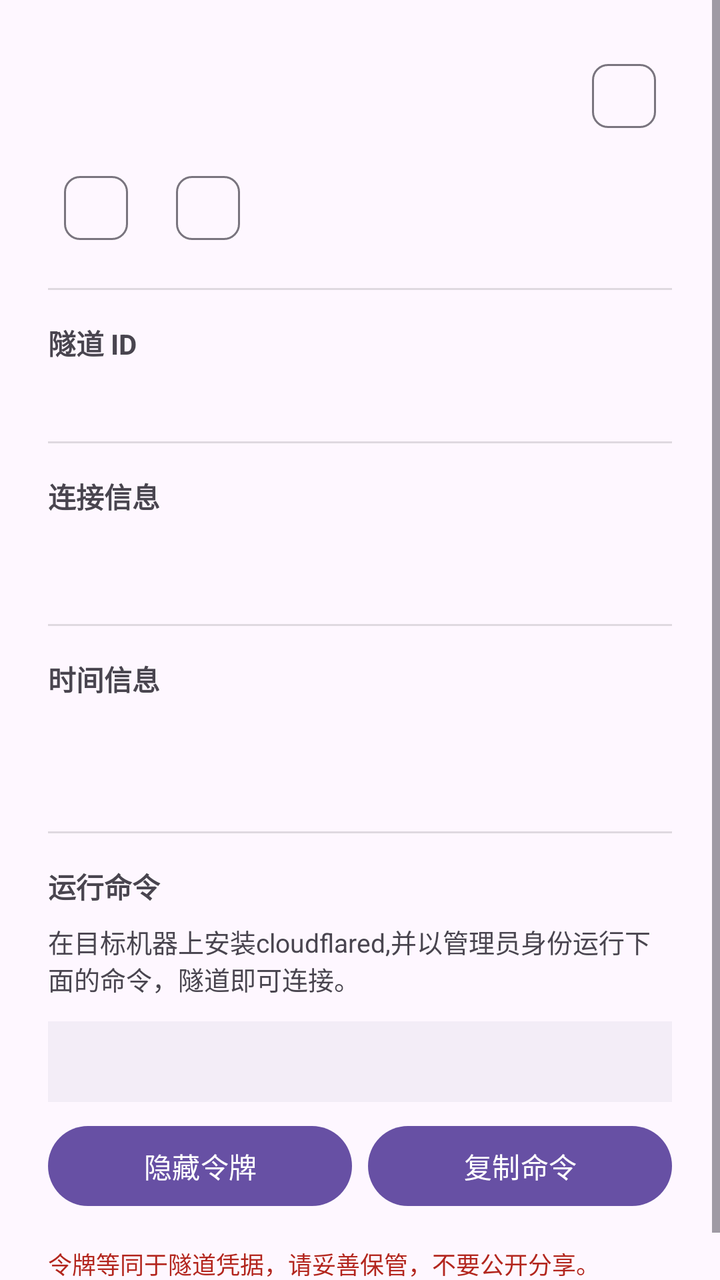
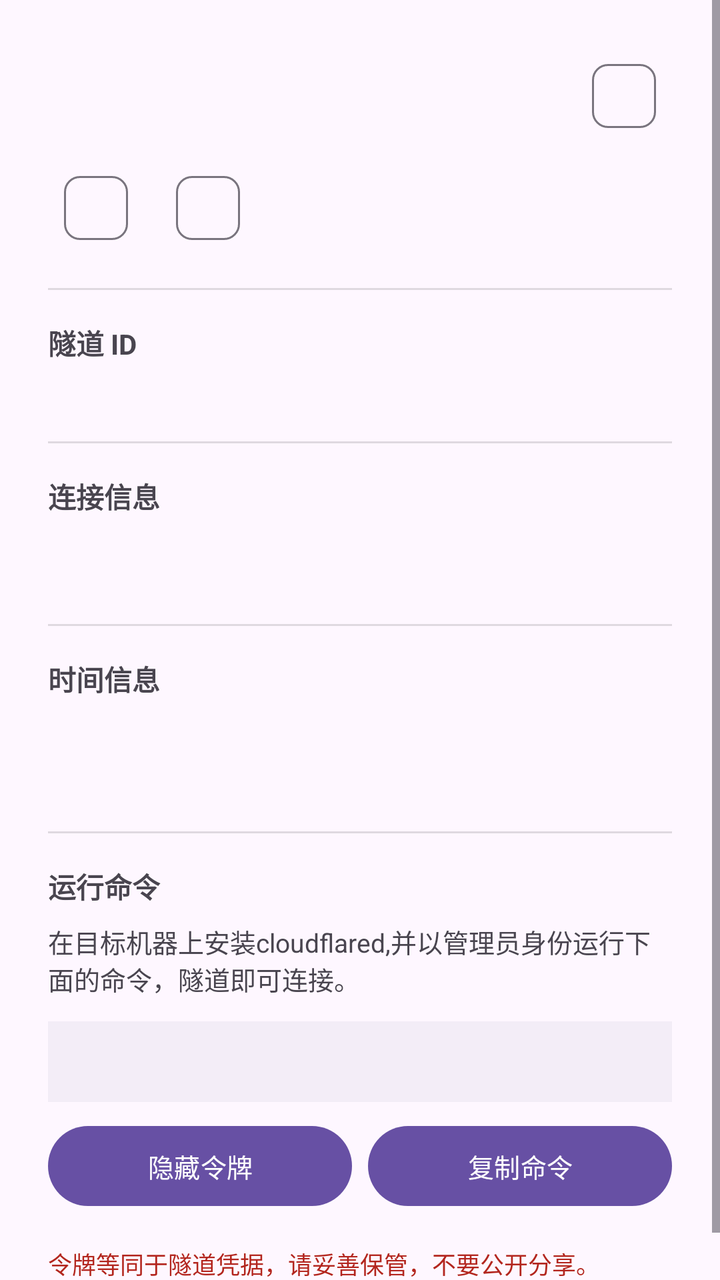

An Android layout rendered at two revisions. The XML below is the earlier revision; the diff shows what the commit changed to produce the second picture.
<!-- AndroidManifest.xml: application theme AppTheme -->
<!-- res/layout/dialog_tunnel_detail.xml -->
<?xml version="1.0" encoding="utf-8"?>
<ScrollView xmlns:android="http://schemas.android.com/apk/res/android"
    xmlns:app="http://schemas.android.com/apk/res-auto"
    android:layout_width="match_parent"
    android:layout_height="wrap_content">

    <LinearLayout
        android:layout_width="match_parent"
        android:layout_height="wrap_content"
        android:orientation="vertical"
        android:padding="24dp">

        
        <LinearLayout
            android:layout_width="match_parent"
            android:layout_height="wrap_content"
            android:orientation="horizontal"
            android:gravity="center_vertical">

            <TextView
                android:id="@+id/tunnelNameText"
                android:layout_width="0dp"
                android:layout_height="wrap_content"
                android:layout_weight="1"
                android:textSize="20sp"
                android:textStyle="bold"
                android:textColor="?android:attr/textColorPrimary" />

            <com.google.android.material.chip.Chip
                android:id="@+id/statusChip"
                android:layout_width="wrap_content"
                android:layout_height="wrap_content"
                style="@style/Widget.Material3.Chip.Assist" />
        </LinearLayout>

        
        <LinearLayout
            android:layout_width="match_parent"
            android:layout_height="wrap_content"
            android:layout_marginTop="8dp"
            android:orientation="horizontal">

            <com.google.android.material.chip.Chip
                android:id="@+id/tunnelTypeChip"
                android:layout_width="wrap_content"
                android:layout_height="wrap_content"
                style="@style/Widget.Material3.Chip.Assist" />

            <com.google.android.material.chip.Chip
                android:id="@+id/configSourceChip"
                android:layout_width="wrap_content"
                android:layout_height="wrap_content"
                android:layout_marginStart="8dp"
                style="@style/Widget.Material3.Chip.Assist" />
        </LinearLayout>

        
        <View
            android:layout_width="match_parent"
            android:layout_height="1dp"
            android:layout_marginVertical="16dp"
            android:background="?android:attr/listDivider" />

        
        <TextView
            android:layout_width="match_parent"
            android:layout_height="wrap_content"
            android:text="隧道 ID"
            android:textSize="14sp"
            android:textStyle="bold"
            android:textColor="?android:attr/textColorSecondary" />

        <TextView
            android:id="@+id/tunnelIdText"
            android:layout_width="match_parent"
            android:layout_height="wrap_content"
            android:layout_marginTop="4dp"
            android:textIsSelectable="true"
            android:textSize="14sp"
            android:fontFamily="monospace" />

        
        <View
            android:layout_width="match_parent"
            android:layout_height="1dp"
            android:layout_marginVertical="16dp"
            android:background="?android:attr/listDivider" />

        
        <TextView
            android:layout_width="match_parent"
            android:layout_height="wrap_content"
            android:text="连接信息"
            android:textSize="14sp"
            android:textStyle="bold"
            android:textColor="?android:attr/textColorSecondary" />

        <TextView
            android:id="@+id/connectionCountText"
            android:layout_width="match_parent"
            android:layout_height="wrap_content"
            android:layout_marginTop="8dp"
            android:textSize="16sp" />

        <LinearLayout
            android:id="@+id/connectionsContainer"
            android:layout_width="match_parent"
            android:layout_height="wrap_content"
            android:layout_marginTop="8dp"
            android:orientation="vertical" />

        <TextView
            android:id="@+id/noConnectionsText"
            android:layout_width="match_parent"
            android:layout_height="wrap_content"
            android:layout_marginTop="8dp"
            android:text="暂无活跃连接"
            android:textAlignment="center"
            android:textColor="?android:attr/textColorSecondary"
            android:visibility="gone" />

        
        <View
            android:layout_width="match_parent"
            android:layout_height="1dp"
            android:layout_marginVertical="16dp"
            android:background="?android:attr/listDivider" />

        
        <TextView
            android:layout_width="match_parent"
            android:layout_height="wrap_content"
            android:text="时间信息"
            android:textSize="14sp"
            android:textStyle="bold"
            android:textColor="?android:attr/textColorSecondary" />

        <TextView
            android:id="@+id/createdAtText"
            android:layout_width="match_parent"
            android:layout_height="wrap_content"
            android:layout_marginTop="8dp"
            android:textSize="14sp" />

        <TextView
            android:id="@+id/activeAtText"
            android:layout_width="match_parent"
            android:layout_height="wrap_content"
            android:layout_marginTop="4dp"
            android:textSize="14sp" />

        <TextView
            android:id="@+id/inactiveAtText"
            android:layout_width="match_parent"
            android:layout_height="wrap_content"
            android:layout_marginTop="4dp"
            android:textSize="14sp"
            android:visibility="gone" />

        <TextView
            android:id="@+id/deletedAtText"
            android:layout_width="match_parent"
            android:layout_height="wrap_content"
            android:layout_marginTop="4dp"
            android:textSize="14sp"
            android:textColor="@android:color/holo_red_light"
            android:visibility="gone" />

        
        <View
            android:layout_width="match_parent"
            android:layout_height="1dp"
            android:layout_marginVertical="16dp"
            android:background="?android:attr/listDivider" />

        
        <TextView
            android:layout_width="match_parent"
            android:layout_height="wrap_content"
            android:text="运行命令"
            android:textSize="14sp"
            android:textStyle="bold"
            android:textColor="?android:attr/textColorSecondary" />

        <TextView
            android:layout_width="match_parent"
            android:layout_height="wrap_content"
            android:layout_marginTop="8dp"
            android:text="在目标机器上安装cloudflared,并以管理员身份运行下面的命令，隧道即可连接。"
            android:textSize="13sp" />

        <TextView
            android:id="@+id/tunnelTokenText"
            android:layout_width="match_parent"
            android:layout_height="wrap_content"
            android:layout_marginTop="12dp"
            android:textSize="12sp"
            android:textColor="?attr/colorPrimary"
            android:background="?attr/colorSurfaceContainer"
            android:padding="12dp"
            android:textIsSelectable="true"
            android:fontFamily="monospace" />

        <LinearLayout
            android:layout_width="match_parent"
            android:layout_height="wrap_content"
            android:layout_marginTop="8dp"
            android:orientation="horizontal">

            <Button
                android:id="@+id/hideTokenButton"
                android:layout_width="0dp"
                android:layout_height="wrap_content"
                android:layout_weight="1"
                android:layout_marginEnd="8dp"
                android:text="隐藏令牌" />

            <Button
                android:id="@+id/copyCommandButton"
                android:layout_width="0dp"
                android:layout_height="wrap_content"
                android:layout_weight="1"
                android:text="复制命令" />

        </LinearLayout>

        <TextView
            android:layout_width="match_parent"
            android:layout_height="wrap_content"
            android:layout_marginTop="16dp"
            android:text="令牌等同于隧道凭据，请妥善保管，不要公开分享。"
            android:textSize="12sp"
            android:textColor="?attr/colorError" />

    </LinearLayout>
</ScrollView>
<!-- resources referenced by this layout -->
<resources>
  <style name="AppTheme" parent="Base.AppTheme" />
  <style name="Base.AppTheme" parent="Theme.Material3.DayNight.NoActionBar">
      
      
    </style>
</resources>

<!-- the commit's change to res/layout/dialog_tunnel_detail.xml (unified diff, before → after) -->
@@ -65,7 +65,7 @@
         <TextView
             android:layout_width="match_parent"
             android:layout_height="wrap_content"
-            android:text="隧道 ID"
+            android:text="@string/tunnel_id"
             android:textSize="14sp"
             android:textStyle="bold"
             android:textColor="?android:attr/textColorSecondary" />
@@ -90,7 +90,7 @@
         <TextView
             android:layout_width="match_parent"
             android:layout_height="wrap_content"
-            android:text="连接信息"
+            android:text="@string/tunnel_connection_info"
             android:textSize="14sp"
             android:textStyle="bold"
             android:textColor="?android:attr/textColorSecondary" />
@@ -114,7 +114,7 @@
             android:layout_width="match_parent"
             android:layout_height="wrap_content"
             android:layout_marginTop="8dp"
-            android:text="暂无活跃连接"
+            android:text="@string/tunnel_no_active_connections"
             android:textAlignment="center"
             android:textColor="?android:attr/textColorSecondary"
             android:visibility="gone" />
@@ -130,7 +130,7 @@
         <TextView
             android:layout_width="match_parent"
             android:layout_height="wrap_content"
-            android:text="时间信息"
+            android:text="@string/common_time_info"
             android:textSize="14sp"
             android:textStyle="bold"
             android:textColor="?android:attr/textColorSecondary" />
@@ -177,16 +177,16 @@
         <TextView
             android:layout_width="match_parent"
             android:layout_height="wrap_content"
-            android:text="运行命令"
-            android:textSize="14sp"
-            android:textStyle="bold"
-            android:textColor="?android:attr/textColorSecondary" />
-
-        <TextView
-            android:layout_width="match_parent"
-            android:layout_height="wrap_content"
-            android:layout_marginTop="8dp"
-            android:text="在目标机器上安装cloudflared,并以管理员身份运行下面的命令，隧道即可连接。"
+            android:text="@string/tunnel_run_command"
+            android:textSize="14sp"
+            android:textStyle="bold"
+            android:textColor="?android:attr/textColorSecondary" />
+
+        <TextView
+            android:layout_width="match_parent"
+            android:layout_height="wrap_content"
+            android:layout_marginTop="8dp"
+            android:text="@string/tunnel_connect_instructions_old"
             android:textSize="13sp" />
 
         <TextView
@@ -213,14 +213,14 @@
                 android:layout_height="wrap_content"
                 android:layout_weight="1"
                 android:layout_marginEnd="8dp"
-                android:text="隐藏令牌" />
+                android:text="@string/tunnel_hide_token" />
 
             <Button
                 android:id="@+id/copyCommandButton"
                 android:layout_width="0dp"
                 android:layout_height="wrap_content"
                 android:layout_weight="1"
-                android:text="复制命令" />
+                android:text="@string/tunnel_copy_command" />
 
         </LinearLayout>
 
@@ -228,7 +228,7 @@
             android:layout_width="match_parent"
             android:layout_height="wrap_content"
             android:layout_marginTop="16dp"
-            android:text="令牌等同于隧道凭据，请妥善保管，不要公开分享。"
+            android:text="@string/tunnel_token_warning"
             android:textSize="12sp"
             android:textColor="?attr/colorError" />
 
<!-- resource entries referenced after the edit -->
@@ -1,9 +1,61 @@
 <!-- resources referenced by this layout -->
 <resources>
+  <string name="common_time_info">时间信息</string>
+  <string name="tunnel_connect_instructions_old">在目标机器上安装cloudflared,并以管理员身份运行下面的命令，隧道即可连接。</string>
+  <string name="tunnel_connection_info">连接信息</string>
+  <string name="tunnel_copy_command">复制命令</string>
+  <string name="tunnel_hide_token">隐藏令牌</string>
+  <string name="tunnel_id">隧道 ID</string>
+  <string name="tunnel_no_active_connections">暂无活跃连接</string>
+  <string name="tunnel_run_command">运行命令</string>
+  <string name="tunnel_token_warning">令牌等同于隧道凭据，请妥善保管，不要公开分享。</string>
   <style name="AppTheme" parent="Base.AppTheme" />
   <style name="Base.AppTheme" parent="Theme.Material3.DayNight.NoActionBar">
       
       
+  
+      
+      <item name="android:textViewStyle">@style/AppTextView</item>
+      <item name="android:buttonStyle">@style/AppButton</item>
+      <item name="materialButtonStyle">@style/AppMaterialButton</item>
+      <item name="chipStyle">@style/AppChip</item>
     </style>
+  <style name="AppTextView" parent="@android:style/Widget.DeviceDefault.TextView">
+      <item name="android:breakStrategy">simple</item>
+      <item name="android:hyphenationFrequency">full</item>
+      <item name="android:ellipsize">end</item>
+      <item name="android:justificationMode">inter_word</item>
+      <item name="android:textIsSelectable">false</item>
+    </style>
+  <style name="AppButton" parent="Widget.Material3.Button">
+      <item name="android:minHeight">@dimen/app_button_min_height</item>
+      <item name="android:minWidth">@dimen/app_button_min_width</item>
+      <item name="android:maxLines">2</item>
+      <item name="android:ellipsize">end</item>
+      <item name="android:paddingStart">@dimen/app_button_padding_h</item>
+      <item name="android:paddingEnd">@dimen/app_button_padding_h</item>
+      <item name="android:breakStrategy">simple</item>
+      <item name="android:hyphenationFrequency">full</item>
+      <item name="android:textSize">@dimen/app_button_text_size</item>
+    </style>
+  <style name="AppMaterialButton" parent="Widget.Material3.Button">
+      <item name="android:minHeight">@dimen/app_button_min_height</item>
+      <item name="android:minWidth">@dimen/app_button_min_width</item>
+      <item name="android:maxLines">2</item>
+      <item name="android:ellipsize">end</item>
+      <item name="android:paddingStart">@dimen/app_button_padding_h</item>
+      <item name="android:paddingEnd">@dimen/app_button_padding_h</item>
+      <item name="android:breakStrategy">simple</item>
+      <item name="android:hyphenationFrequency">full</item>
+      <item name="android:textAllCaps">false</item>
+      <item name="android:textSize">@dimen/app_button_text_size</item>
+    </style>
+  <style name="AppChip" parent="Widget.Material3.Chip.Assist">
+      <item name="android:textIsSelectable">false</item>
+    </style>
+  <dimen name="app_button_min_height">48dp</dimen>
+  <dimen name="app_button_min_width">112dp</dimen>
+  <dimen name="app_button_padding_h">10dp</dimen>
+  <dimen name="app_button_text_size">13sp</dimen>
 </resources>
 
